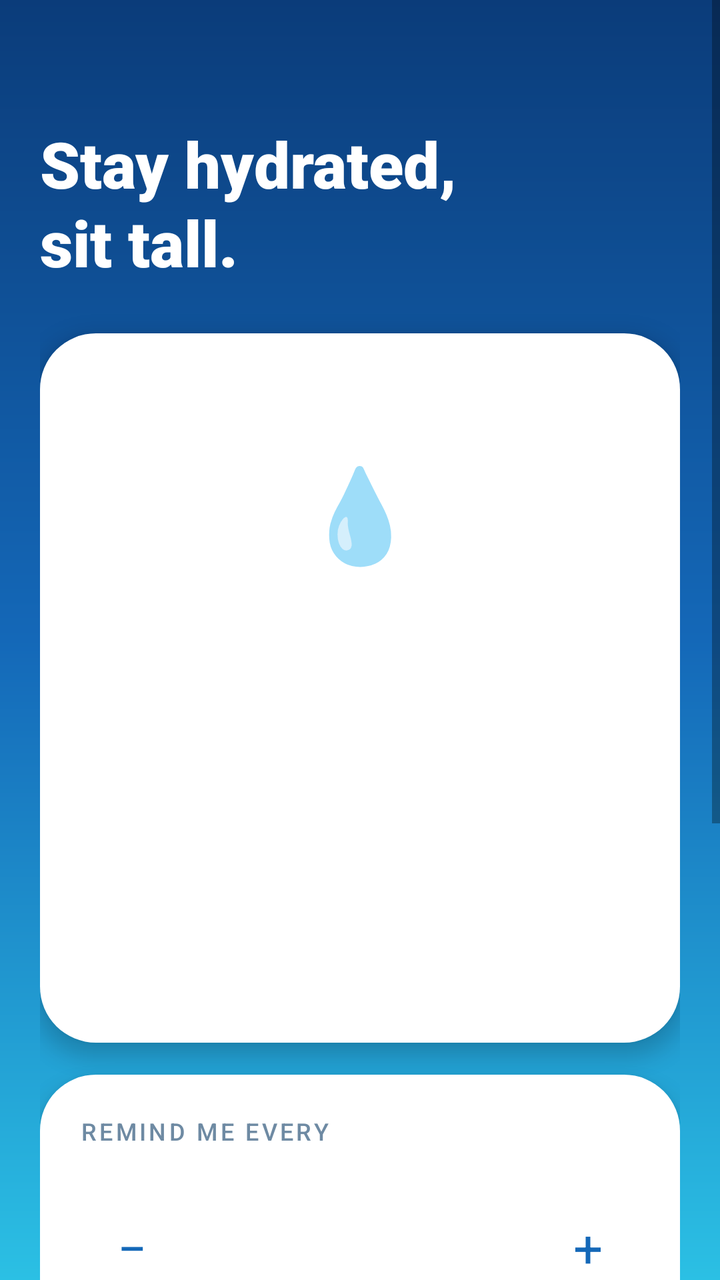
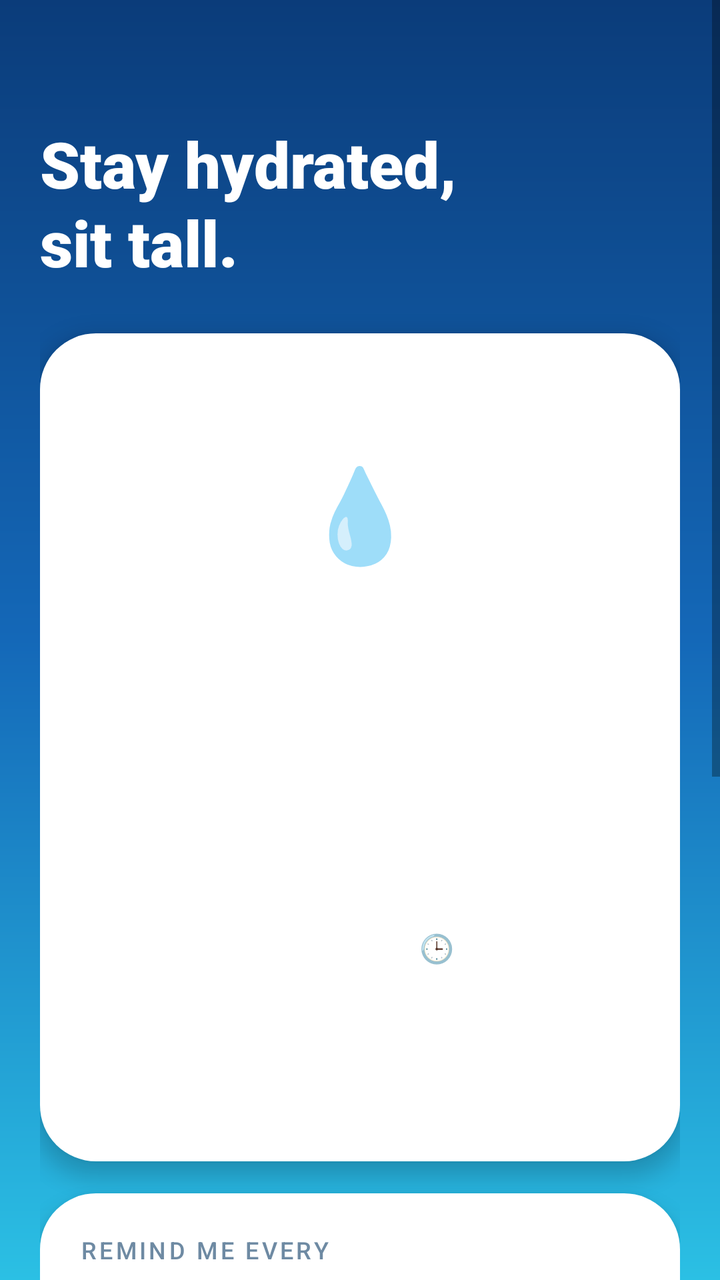

The first picture is an Android layout as it rendered before a commit; the second is the same layout after the commit. The layout source and the unified diff follow.
<!-- AndroidManifest.xml: application theme AppTheme -->
<!-- res/layout/activity_main.xml -->
<?xml version="1.0" encoding="utf-8"?>
<ScrollView xmlns:android="http://schemas.android.com/apk/res/android"
    android:layout_width="match_parent"
    android:layout_height="match_parent"
    android:background="@drawable/bg_main"
    android:fillViewport="true">

    <LinearLayout
        android:layout_width="match_parent"
        android:layout_height="wrap_content"
        android:orientation="vertical"
        android:paddingStart="20dp"
        android:paddingEnd="20dp"
        android:paddingTop="36dp"
        android:paddingBottom="32dp">

        
        <TextView
            android:id="@+id/greeting"
            android:layout_width="wrap_content"
            android:layout_height="wrap_content"
            android:textColor="#CCE9FF"
            android:textSize="15sp"
            android:fontFamily="sans-serif-medium" />

        <TextView
            android:layout_width="wrap_content"
            android:layout_height="wrap_content"
            android:layout_marginTop="4dp"
            android:text="Stay hydrated,\nsit tall."
            android:textColor="#FFFFFF"
            android:textSize="32sp"
            android:lineSpacingExtra="2dp"
            android:fontFamily="sans-serif-black" />

        
        <LinearLayout
            android:id="@+id/heroCard"
            android:layout_width="match_parent"
            android:layout_height="wrap_content"
            android:layout_marginTop="24dp"
            android:background="@drawable/bg_card"
            android:elevation="6dp"
            android:gravity="center_horizontal"
            android:orientation="vertical"
            android:padding="24dp">

            <LinearLayout
                android:id="@+id/toggle"
                android:layout_width="184dp"
                android:layout_height="184dp"
                android:clickable="true"
                android:focusable="true"
                android:elevation="4dp"
                android:gravity="center"
                android:orientation="vertical">

                <TextView
                    android:id="@+id/toggleEmoji"
                    android:layout_width="wrap_content"
                    android:layout_height="wrap_content"
                    android:text="💧"
                    android:textSize="46sp" />

                <TextView
                    android:id="@+id/toggleState"
                    android:layout_width="wrap_content"
                    android:layout_height="wrap_content"
                    android:layout_marginTop="2dp"
                    android:textSize="26sp"
                    android:fontFamily="sans-serif-black" />

                <TextView
                    android:id="@+id/toggleHint"
                    android:layout_width="wrap_content"
                    android:layout_height="wrap_content"
                    android:textSize="12sp"
                    android:fontFamily="sans-serif-medium" />
            </LinearLayout>

            <TextView
                android:id="@+id/status"
                android:layout_width="wrap_content"
                android:layout_height="wrap_content"
                android:layout_marginTop="18dp"
                android:gravity="center"
                android:textColor="#0B2E4F"
                android:textSize="17sp"
                android:fontFamily="sans-serif-medium" />

            <TextView
                android:id="@+id/countdown"
                android:layout_width="wrap_content"
                android:layout_height="wrap_content"
                android:layout_marginTop="2dp"
                android:textColor="#6E8AA3"
                android:textSize="14sp" />

            
            <LinearLayout
                android:layout_width="match_parent"
                android:layout_height="wrap_content"
                android:layout_marginTop="18dp"
                android:orientation="horizontal">

                <TextView
                    android:id="@+id/statDone"
                    android:layout_width="0dp"
                    android:layout_height="wrap_content"
                    android:layout_weight="1"
                    android:layout_marginEnd="6dp"
                    android:gravity="center"
                    android:paddingTop="12dp"
                    android:paddingBottom="12dp"
                    android:textColor="#0B4F8A"
                    android:textSize="14sp"
                    android:fontFamily="sans-serif-medium" />

                <TextView
                    android:id="@+id/statEvery"
                    android:layout_width="0dp"
                    android:layout_height="wrap_content"
                    android:layout_weight="1"
                    android:layout_marginStart="6dp"
                    android:gravity="center"
                    android:paddingTop="12dp"
                    android:paddingBottom="12dp"
                    android:textColor="#0B4F8A"
                    android:textSize="14sp"
                    android:fontFamily="sans-serif-medium" />
            </LinearLayout>
        </LinearLayout>

        
        <LinearLayout
            android:layout_width="match_parent"
            android:layout_height="wrap_content"
            android:layout_marginTop="16dp"
            android:background="@drawable/bg_card"
            android:elevation="6dp"
            android:orientation="vertical"
            android:padding="20dp">

            <TextView
                android:layout_width="wrap_content"
                android:layout_height="wrap_content"
                android:text="REMIND ME EVERY"
                android:letterSpacing="0.12"
                android:textColor="#6E8AA3"
                android:textSize="12sp"
                android:fontFamily="sans-serif-medium" />

            <LinearLayout
                android:layout_width="match_parent"
                android:layout_height="wrap_content"
                android:layout_marginTop="12dp"
                android:gravity="center"
                android:orientation="horizontal">

                <TextView
                    android:id="@+id/minus"
                    android:layout_width="52dp"
                    android:layout_height="52dp"
                    android:gravity="center"
                    android:text="−"
                    android:textColor="#1468B8"
                    android:textSize="26sp" />

                <LinearLayout
                    android:layout_width="0dp"
                    android:layout_height="wrap_content"
                    android:layout_weight="1"
                    android:gravity="center"
                    android:orientation="vertical">

                    <TextView
                        android:id="@+id/interval"
                        android:layout_width="wrap_content"
                        android:layout_height="wrap_content"
                        android:textColor="#0B2E4F"
                        android:textSize="44sp"
                        android:fontFamily="sans-serif-black" />

                    <TextView
                        android:layout_width="wrap_content"
                        android:layout_height="wrap_content"
                        android:text="minutes"
                        android:textColor="#6E8AA3"
                        android:textSize="13sp" />
                </LinearLayout>

                <TextView
                    android:id="@+id/plus"
                    android:layout_width="52dp"
                    android:layout_height="52dp"
                    android:gravity="center"
                    android:text="+"
                    android:textColor="#1468B8"
                    android:textSize="26sp" />
            </LinearLayout>

            <LinearLayout
                android:id="@+id/presets"
                android:layout_width="match_parent"
                android:layout_height="wrap_content"
                android:layout_marginTop="16dp"
                android:orientation="horizontal" />
        </LinearLayout>

        
        <LinearLayout
            android:layout_width="match_parent"
            android:layout_height="wrap_content"
            android:layout_marginTop="16dp"
            android:background="@drawable/bg_card"
            android:elevation="6dp"
            android:orientation="vertical"
            android:padding="20dp">

            <TextView
                android:layout_width="wrap_content"
                android:layout_height="wrap_content"
                android:text="ALERT STYLE"
                android:letterSpacing="0.12"
                android:textColor="#6E8AA3"
                android:textSize="12sp"
                android:fontFamily="sans-serif-medium" />

            <LinearLayout
                android:id="@+id/alertModes"
                android:layout_width="match_parent"
                android:layout_height="wrap_content"
                android:layout_marginTop="12dp"
                android:orientation="horizontal" />

            <TextView
                android:layout_width="wrap_content"
                android:layout_height="wrap_content"
                android:layout_marginTop="12dp"
                android:text="Plays your alarm tone once. The reminder stays until you tap Done, or Snooze to be reminded again in 5 min."
                android:textColor="#6E8AA3"
                android:textSize="13sp" />
        </LinearLayout>

        
        <TextView
            android:id="@+id/exact"
            android:layout_width="match_parent"
            android:layout_height="wrap_content"
            android:layout_marginTop="16dp"
            android:elevation="6dp"
            android:padding="18dp"
            android:text="⏰  Tap to allow on-time reminders (one-time setup)"
            android:textColor="#5C3B00"
            android:textSize="14sp"
            android:fontFamily="sans-serif-medium"
            android:visibility="gone" />

        <TextView
            android:id="@+id/test"
            android:layout_width="match_parent"
            android:layout_height="wrap_content"
            android:layout_marginTop="20dp"
            android:gravity="center"
            android:padding="16dp"
            android:text="▶  Try a reminder now"
            android:textColor="#FFFFFF"
            android:textSize="16sp"
            android:fontFamily="sans-serif-medium" />

        <TextView
            android:layout_width="match_parent"
            android:layout_height="wrap_content"
            android:layout_marginTop="16dp"
            android:gravity="center"
            android:text="Silent in Airplane mode and Do Not Disturb.\nFollows your alert slider: Silent · Vibrate · Ring."
            android:textColor="#CCE9FF"
            android:textSize="12sp" />
    </LinearLayout>
</ScrollView>
<!-- resources referenced by this layout -->
<resources>
  <!-- drawable bg_card (drawable) -->
  <?xml version="1.0" encoding="utf-8"?>
  <shape xmlns:android="http://schemas.android.com/apk/res/android">
      <solid android:color="#FFFFFFFF" />
      <corners android:radius="28dp" />
  </shape>
  <!-- drawable bg_main (drawable) -->
  <?xml version="1.0" encoding="utf-8"?>
  <shape xmlns:android="http://schemas.android.com/apk/res/android">
      <gradient
          android:angle="300"
          android:startColor="#0B3C7A"
          android:centerColor="#1468B8"
          android:endColor="#2BC0E4"
          android:type="linear" />
  </shape>
  <style name="AppTheme" parent="android:Theme.Material.Light.NoActionBar">
          <item name="android:statusBarColor">#F4F9FC</item>
          <item name="android:windowLightStatusBar">true</item>
          <item name="android:colorAccent">#1A7FB8</item>
      </style>
</resources>

<!-- the commit's change to res/layout/activity_main.xml (unified diff, before → after) -->
@@ -100,6 +100,42 @@
             <LinearLayout
                 android:layout_width="match_parent"
                 android:layout_height="wrap_content"
+                android:layout_marginTop="16dp"
+                android:orientation="horizontal">
+
+                <TextView
+                    android:id="@+id/restartNow"
+                    android:layout_width="0dp"
+                    android:layout_height="wrap_content"
+                    android:layout_weight="1"
+                    android:layout_marginEnd="6dp"
+                    android:gravity="center"
+                    android:paddingTop="12dp"
+                    android:paddingBottom="12dp"
+                    android:text="↻  Start from now"
+                    android:textColor="#FFFFFF"
+                    android:textSize="14sp"
+                    android:fontFamily="sans-serif-medium" />
+
+                <TextView
+                    android:id="@+id/pickTime"
+                    android:layout_width="0dp"
+                    android:layout_height="wrap_content"
+                    android:layout_weight="1"
+                    android:layout_marginStart="6dp"
+                    android:gravity="center"
+                    android:paddingTop="12dp"
+                    android:paddingBottom="12dp"
+                    android:text="🕒  Pick time"
+                    android:textColor="#FFFFFF"
+                    android:textSize="14sp"
+                    android:fontFamily="sans-serif-medium" />
+            </LinearLayout>
+
+            
+            <LinearLayout
+                android:layout_width="match_parent"
+                android:layout_height="wrap_content"
                 android:layout_marginTop="18dp"
                 android:orientation="horizontal">
 
